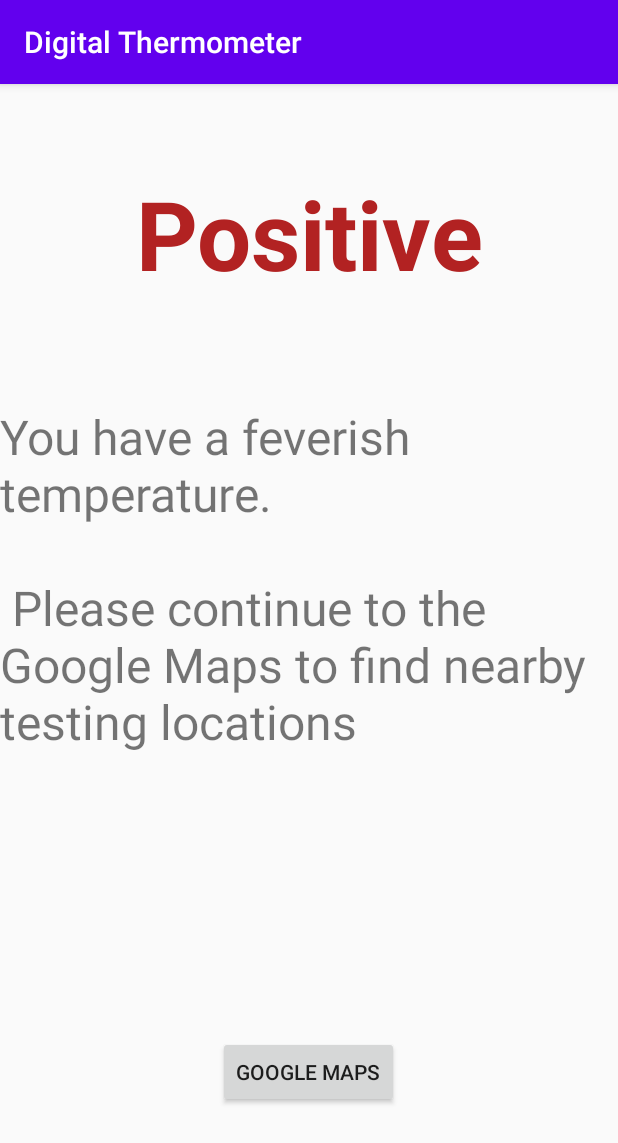
After one commit to Jeffrey-Keyser/DigitalThermometer, an Android app: the PositiveReadingActivity screen opened directly, with no data from a screen before it, on a phone screen of 412 x 824 dp. The commit adds this screen. Shown: the top 1143 px of the screen. Run offline under Robolectric (Android 15) with nearby library versions, the phone set to English and light mode, and no system bars.

Commit message:
Add PositiveReadingActivity. Maps displays near covid testing areas. Custom Dialog for Readings

```diff
--- a/app/build.gradle
+++ b/app/build.gradle
@@ -29,6 +29,7 @@ dependencies {
     implementation 'com.google.android.material:material:1.2.1'
     implementation 'androidx.room:room-runtime:2.2.2'
     implementation 'com.google.android.gms:play-services-maps:17.0.0'
+    implementation 'com.google.android.gms:play-services-location:17.1.0'
     testImplementation 'junit:junit:4.12'
     androidTestImplementation 'androidx.test.ext:junit:1.1.2'
     androidTestImplementation 'androidx.test.espresso:espresso-core:3.3.0'
--- a/app/src/main/AndroidManifest.xml
+++ b/app/src/main/AndroidManifest.xml
@@ -18,7 +18,8 @@
         android:roundIcon="@mipmap/ic_launcher_round"
         android:supportsRtl="true"
         android:theme="@style/AppTheme">
-        <activity android:name=".NegativeReadingActivity"></activity>
+        <activity android:name=".PositiveReadingActivity"></activity>
+        <activity android:name=".NegativeReadingActivity" />
         <!--
              The API key for Google Maps-based APIs is defined as a string resource.
              (See the file "res/values/google_maps_api.xml").
@@ -34,7 +35,6 @@
         <activity
             android:name=".MapsActivity"
             android:label="@string/title_activity_maps" />
-
         <activity
             android:name=".ThermalActivity"
             android:label="@string/app_name"
--- a/app/src/main/java/com/example/digitalthermometer/NegativeReadingActivity.java
+++ b/app/src/main/java/com/example/digitalthermometer/NegativeReadingActivity.java
@@ -30,6 +30,7 @@ public class NegativeReadingActivity extends AppCompatActivity {
         btn_redirect_home.setOnClickListener(new View.OnClickListener() {
             @Override
             public void onClick(View v) {
+                finish();
                 startActivity(new Intent(NegativeReadingActivity.this, MainActivity.class));
             }
         });
--- /dev/null
+++ b/app/src/main/java/com/example/digitalthermometer/PositiveReadingActivity.java
@@ -0,0 +1,29 @@
+package com.example.digitalthermometer;
+
+import androidx.appcompat.app.AppCompatActivity;
+
+import android.content.Intent;
+import android.os.Bundle;
+import android.view.View;
+import android.widget.Button;
+
+public class PositiveReadingActivity extends AppCompatActivity {
+
+    private Button btn_google_maps;
+
+    @Override
+    protected void onCreate(Bundle savedInstanceState) {
+        super.onCreate(savedInstanceState);
+        setContentView(R.layout.activity_positive_reading);
+
+        btn_google_maps = (Button) findViewById(R.id.redirect_google_maps_btn);
+
+        btn_google_maps.setOnClickListener(new View.OnClickListener() {
+            @Override
+            public void onClick(View v) {
+                startActivity(new Intent(PositiveReadingActivity.this, MapsActivity.class));
+            }
+        });
+
+    }
+}
--- /dev/null
+++ b/app/src/main/res/layout/activity_positive_reading.xml
@@ -0,0 +1,51 @@
+<?xml version="1.0" encoding="utf-8"?>
+<androidx.constraintlayout.widget.ConstraintLayout xmlns:android="http://schemas.android.com/apk/res/android"
+    xmlns:app="http://schemas.android.com/apk/res-auto"
+    xmlns:tools="http://schemas.android.com/tools"
+    android:layout_width="match_parent"
+    android:layout_height="match_parent"
+    tools:context=".NegativeReadingActivity">
+
+    <TextView
+        android:id="@+id/negative_reading_title"
+        android:layout_width="wrap_content"
+        android:layout_height="wrap_content"
+        android:text="@string/positive"
+        android:textColor="@color/colorPositiveReading"
+        android:textStyle="bold"
+        android:textSize="64sp"
+        app:layout_constraintBottom_toBottomOf="parent"
+        app:layout_constraintEnd_toEndOf="parent"
+        app:layout_constraintStart_toStartOf="parent"
+        app:layout_constraintTop_toTopOf="parent"
+        app:layout_constraintVertical_bias="0.083" />
+
+    <TextView
+        android:id="@+id/positive_reading_desc"
+        android:layout_width="wrap_content"
+        android:layout_height="wrap_content"
+        android:layout_marginTop="128dp"
+        android:text="@string/positiveReadingDesc"
+        android:textSize="32sp"
+        app:layout_constraintBottom_toBottomOf="parent"
+        app:layout_constraintEnd_toEndOf="parent"
+        app:layout_constraintHorizontal_bias="0.0"
+        app:layout_constraintStart_toStartOf="parent"
+        app:layout_constraintTop_toTopOf="parent"
+        app:layout_constraintVertical_bias="0.21" />
+
+
+    <Button
+        android:id="@+id/redirect_google_maps_btn"
+        android:layout_width="wrap_content"
+        android:layout_height="wrap_content"
+        android:text="@string/google_maps"
+        app:layout_constraintBottom_toBottomOf="parent"
+        app:layout_constraintEnd_toEndOf="parent"
+        app:layout_constraintHorizontal_bias="0.498"
+        app:layout_constraintStart_toStartOf="parent"
+        app:layout_constraintTop_toBottomOf="@+id/positive_reading_desc"
+        app:layout_constraintVertical_bias="0.688" />
+
+
+</androidx.constraintlayout.widget.ConstraintLayout>
--- a/app/src/main/res/layout/activity_view_reading.xml
+++ b/app/src/main/res/layout/reading_details.xml
@@ -1,16 +1,17 @@
 <?xml version="1.0" encoding="utf-8"?>
 <LinearLayout xmlns:android="http://schemas.android.com/apk/res/android"
     android:orientation="vertical"
-    android:layout_width="wrap_content"
+    android:layout_width="fill_parent"
     android:layout_height="wrap_content">
 
     <ImageView
-        android:src="@drawable/ic_launcher_foreground"
+        android:src="@drawable/thermometer"
         android:layout_width="match_parent"
         android:layout_height="64dp"
         android:scaleType="center"
         android:background="#FFFFBB33"
         android:contentDescription="@string/app_name" />
+
     <TextView
         android:id="@+id/view_reading_time"
         android:layout_width="match_parent"
@@ -20,6 +21,7 @@
         android:layout_marginRight="4dp"
         android:layout_marginBottom="4dp"
         android:hint="@string/time" />
+
     <TextView
         android:id="@+id/view_reading_temp"
         android:layout_width="match_parent"
--- a/app/src/main/res/values/colors.xml
+++ b/app/src/main/res/values/colors.xml
@@ -4,5 +4,6 @@
     <color name="colorPrimaryDark">#3700B3</color>
     <color name="colorAccent">#03DAC5</color>
     <color name="colorNegativeReading">#32CD32</color>
+    <color name="colorPositiveReading">#B22222</color>
     <color name="colorSymptomsDialog">#3E80B4</color>
 </resources>
--- a/app/src/main/res/values/strings.xml
+++ b/app/src/main/res/values/strings.xml
@@ -23,6 +23,7 @@
     <string name="location_permission_denied">permission denied</string>
     <string name="negative">Negative</string>
     <string name="negativeReadingDesc">You do not have a feverish temperature.\n\n If you are still experiencing symptoms, please click the more info button</string>
+    <string name="positiveReadingDesc">You have a feverish temperature.\n\n Please continue to the Google Maps to find nearby testing locations</string>
     <string name="infoButtonDesc">Redirects user to modal with more symptoms listed</string>
     <string name="redirectHome">Home</string>
     <string name="symptoms_dialog_title">Are you experiencing the following symptoms?</string>
@@ -33,4 +34,7 @@
     <string name="loss_of_taste_smell">Loss of Taste/Smell</string>
     <string name="sore_throat">Sore Throat</string>
     <string name="dialog_submit">Submit</string>
+    <string name="google_maps">Google Maps</string>
+    <string name="pos">Pos</string>
+    <string name="positive">Positive</string>
 </resources>
```
Also changed, not shown: app/src/main/java/com/example/digitalthermometer/CustomDialogReading.java (added, +47 -0 lines), app/src/main/java/com/example/digitalthermometer/MapsActivity.java (+57 -5 lines), app/src/main/java/com/example/digitalthermometer/ThermalActivity.java (+10 -2 lines), app/src/main/java/com/example/digitalthermometer/WordListAdapter.java (+6 -20 lines), app/src/main/res/layout/activity_thermal.xml (+20 -3 lines).
